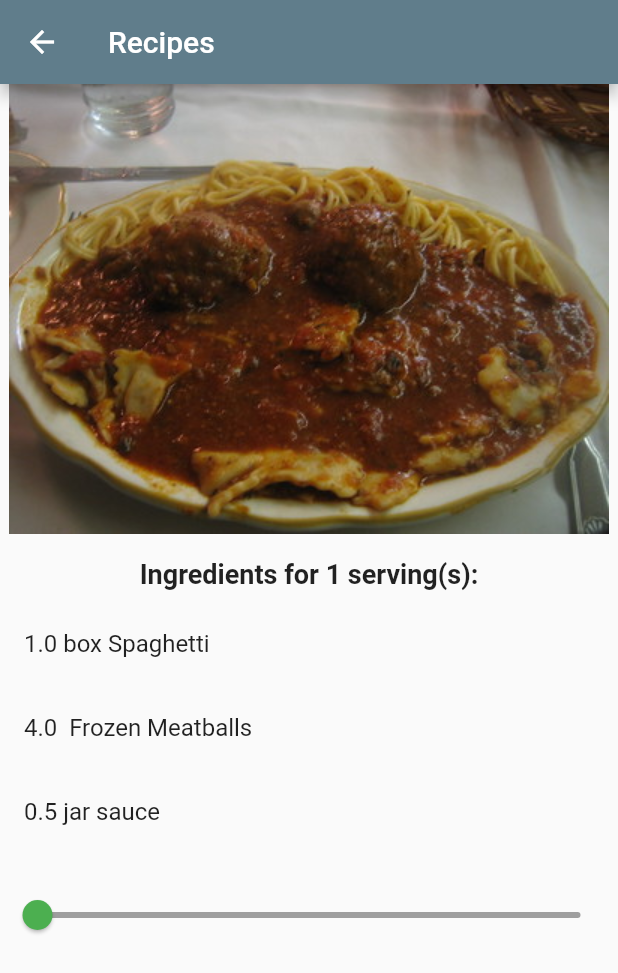
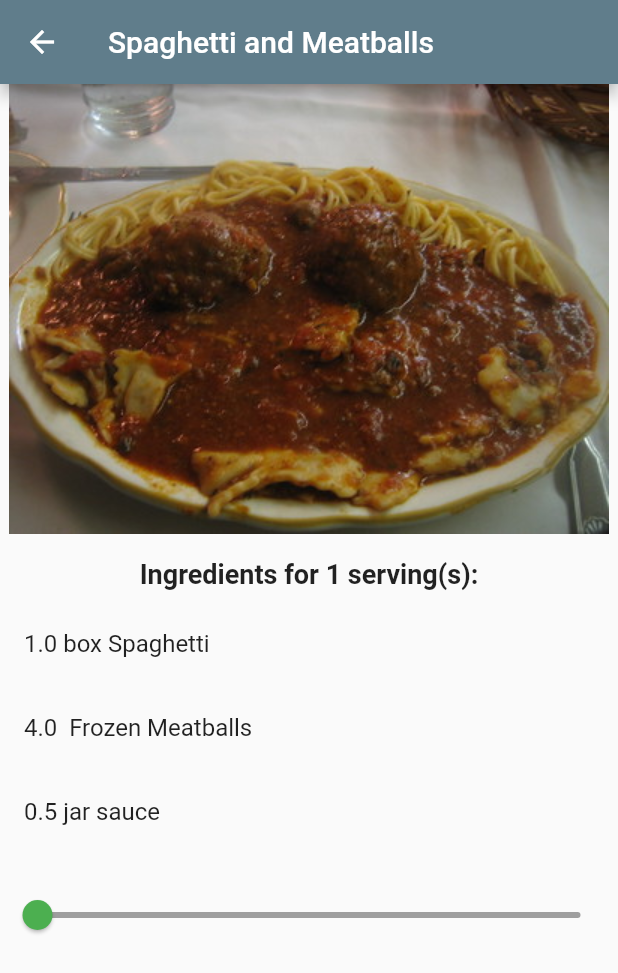
Before and after one commit to mrvladimir15/IDS349-Recipes, a Flutter app: the screen it shows after launch, after a tap on "Spaghetti and Meatballs", on a phone screen of 412 x 824 dp. Shown: the top 973 px of the screen. Run offline on Flutter 3.47's test engine with Material 2 defaults, Android fonts, the phone set to English and light mode, and no system bars.

Commit message:
Agregando titulo de la receta en el detalle

```diff
--- a/lib/card_container.dart
+++ b/lib/card_container.dart
@@ -37,7 +37,6 @@ class CardContainer extends StatelessWidget {
           ),
         ),
       ),
-
       onTap: () {
         Navigator.push(
           context,
--- a/lib/recipe_detail.dart
+++ b/lib/recipe_detail.dart
@@ -17,7 +17,7 @@ class _RecipeDetailState extends State<RecipeDetail> {
   Widget build(BuildContext context) {
     return Scaffold(
       appBar: AppBar(
-        title: Text('Recipes'),
+        title: Text(widget.recipe.label),
         backgroundColor: Colors.blueGrey,
       ),
       body: SingleChildScrollView(
```
